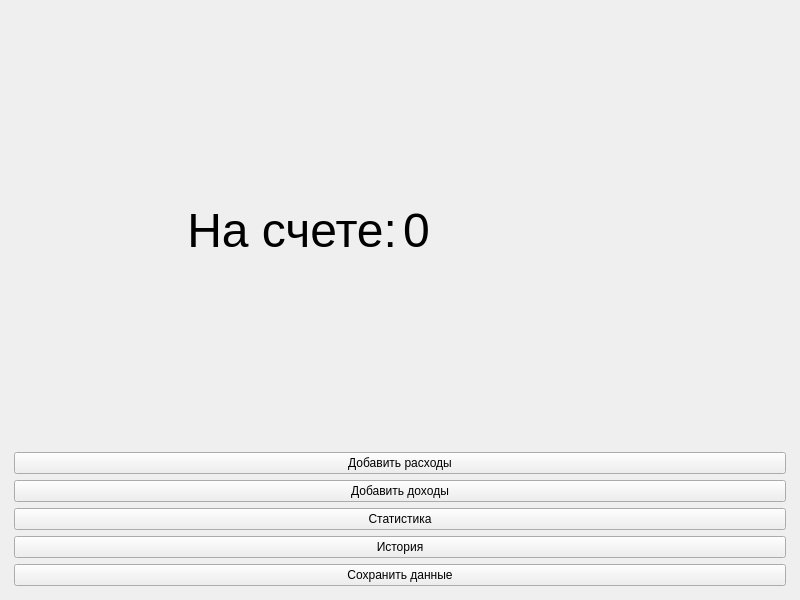
Before: the Qt Designer form stock/screens/screen_1.ui in ZinixZay/spending_watcher, drawn with Qt 5.
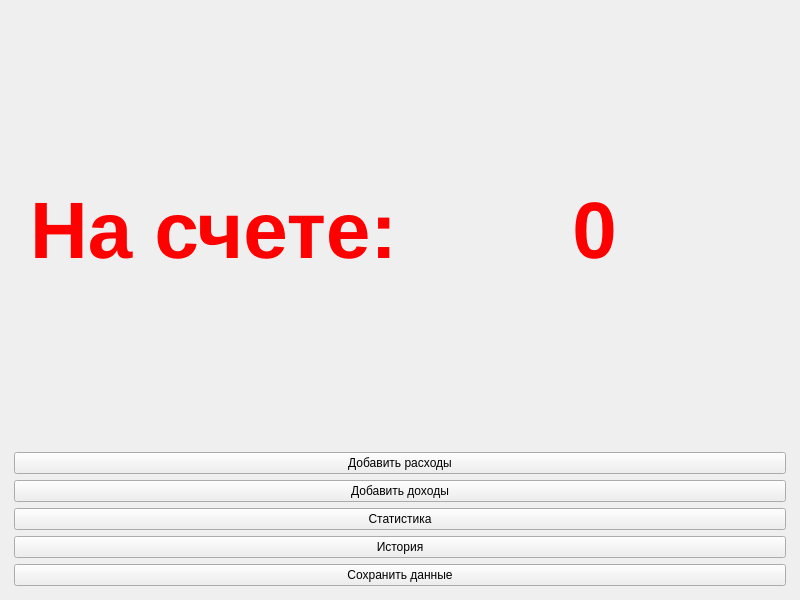
After: the same form once the commit is applied.

Patch:
```diff
--- a/stock/screens/screen_1.ui
+++ b/stock/screens/screen_1.ui
@@ -47,9 +47,14 @@
        <widget class="QLabel" name="label">
         <property name="font">
          <font>
-          <pointsize>36</pointsize>
+          <pointsize>60</pointsize>
+          <weight>75</weight>
+          <bold>true</bold>
          </font>
         </property>
+        <property name="styleSheet">
+         <string notr="true">color: rgb(255, 0, 0);</string>
+        </property>
         <property name="text">
          <string>На счете:</string>
         </property>
@@ -76,12 +81,20 @@
        <widget class="QLabel" name="amount_l">
         <property name="font">
          <font>
-          <pointsize>36</pointsize>
+          <pointsize>60</pointsize>
+          <weight>75</weight>
+          <bold>true</bold>
          </font>
         </property>
+        <property name="styleSheet">
+         <string notr="true">color: rgb(255, 0, 0);</string>
+        </property>
         <property name="text">
          <string>0</string>
         </property>
+        <property name="alignment">
+         <set>Qt::AlignCenter</set>
+        </property>
        </widget>
       </item>
       <item row="5" column="0" colspan="2">
```
